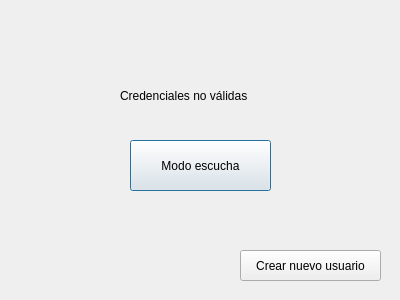
dgallards/Voice-recognition-system, file loginUsuario.ui: the form before one commit.
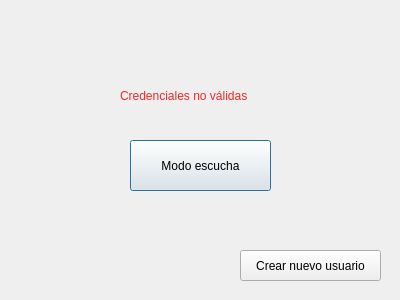
The form after the commit.

```diff
--- a/loginUsuario.ui
+++ b/loginUsuario.ui
@@ -26,15 +26,55 @@
     <string>Modo escucha</string>
    </property>
   </widget>
-  <widget class="QLabel" name="label">
+  <widget class="QLabel" name="errorLabel">
+   <property name="enabled">
+    <bool>true</bool>
+   </property>
    <property name="geometry">
     <rect>
      <x>120</x>
      <y>80</y>
-     <width>151</width>
+     <width>161</width>
      <height>31</height>
     </rect>
    </property>
+   <property name="palette">
+    <palette>
+     <active>
+      <colorrole role="WindowText">
+       <brush brushstyle="SolidPattern">
+        <color alpha="255">
+         <red>239</red>
+         <green>41</green>
+         <blue>41</blue>
+        </color>
+       </brush>
+      </colorrole>
+     </active>
+     <inactive>
+      <colorrole role="WindowText">
+       <brush brushstyle="SolidPattern">
+        <color alpha="255">
+         <red>239</red>
+         <green>41</green>
+         <blue>41</blue>
+        </color>
+       </brush>
+      </colorrole>
+     </inactive>
+     <disabled>
+      <colorrole role="WindowText">
+       <brush brushstyle="SolidPattern">
+        <color alpha="255">
+         <red>190</red>
+         <green>190</green>
+         <blue>190</blue>
+        </color>
+       </brush>
+      </colorrole>
+     </disabled>
+    </palette>
+   </property>
    <property name="text">
     <string>Credenciales no válidas</string>
    </property>
```
